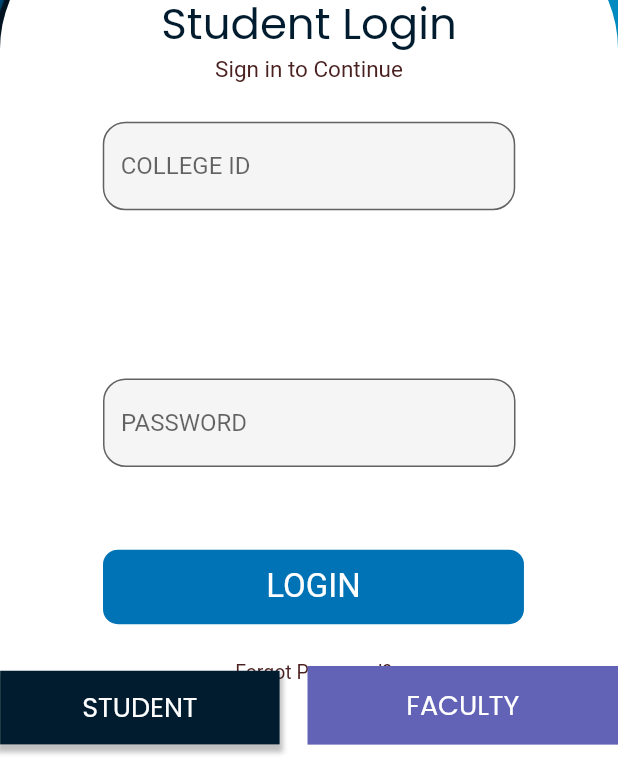
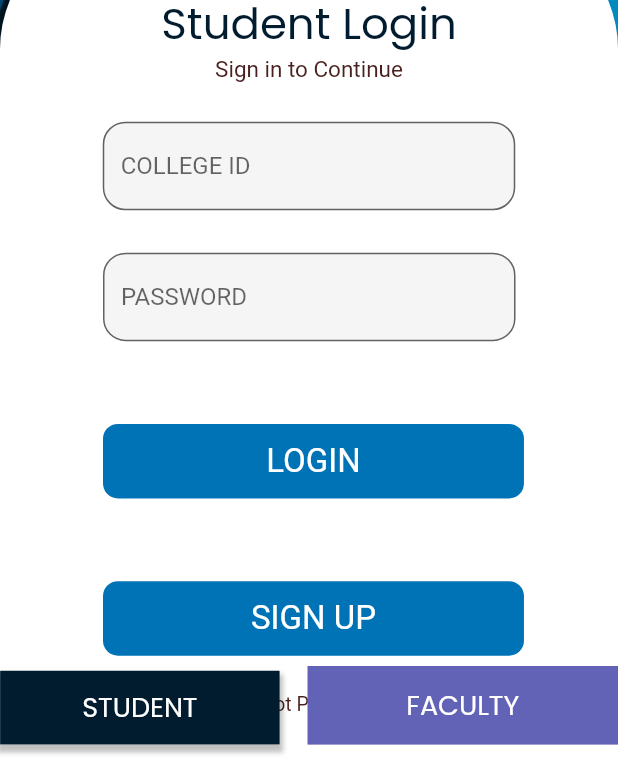
Before and after one commit to Madhav-S-S/voice_app, a Flutter app: the screen it shows after launch, on a phone screen of 412 x 824 dp, the part 452-1236 px from its top. Run offline on Flutter 3.47's test engine with Material 2 defaults, Android fonts, the phone set to English and light mode, and no system bars; our stand-ins replace cached_network_image, connectivity_plus, equatable, firebase_core, flutter_bloc, flutter_svg and 1 more; accounts and stored records are empty; Roboto replaces fonts that are missing (Candara, Century Gothic).

Commit message:
sign up button added

```diff
--- a/lib/presentation/student_login_screen/student_login_screen.dart
+++ b/lib/presentation/student_login_screen/student_login_screen.dart
@@ -204,6 +204,28 @@ class StudentLoginScreen extends StatelessWidget {
                                                                           onTapLogin(
                                                                               context);
                                                                         }),
+                                                                        CustomButton(
+                                                                        height: getVerticalSize(
+                                                                            54),
+                                                                        text: "SIGN UP"
+                                                                            .tr,
+                                                                        margin: getMargin(
+                                                                            top: 60
+                                                                            ),
+                                                                        variant:
+                                                                            ButtonVariant
+                                                                                .FillLightblue800,
+                                                                        padding:
+                                                                            ButtonPadding
+                                                                                .PaddingAll12,
+                                                                        fontStyle:
+                                                                            ButtonFontStyle
+                                                                                .CenturyGothic24,
+                                                                        onTap:
+                                                                            () {
+                                                                          onTapLogin(
+                                                                              context);
+                                                                        }),
                                                                     Align(
                                                                         alignment:
                                                                             Alignment
```
